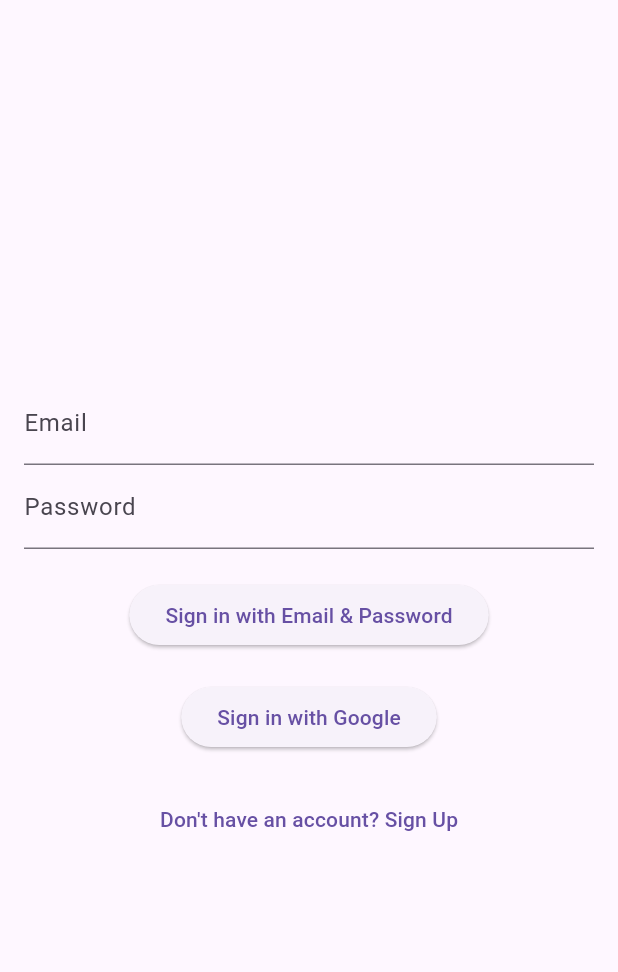
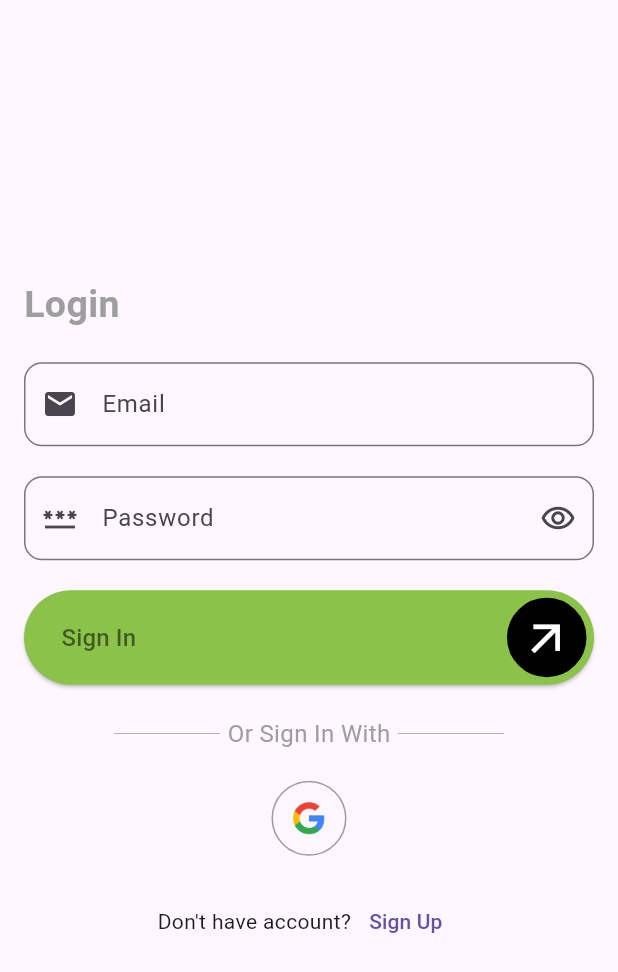
Before and after one commit to musharrafhamraz/FYP_FLutter, a Flutter app: the LoginScreen screen opened directly, on a phone screen of 412 x 824 dp. Shown: the top 972 px of the screen. Run offline on Flutter 3.47's test engine with Material 3 defaults, Android fonts, the phone set to English and light mode, and no system bars; our stand-ins replace camera, firebase_auth, firebase_core, google_fonts, google_sign_in; missing offline and left inert: tflite_v2; accounts and stored records are empty; network calls fail.

Commit message:
design for login and sign up has been completed.

```diff
--- a/lib/auth/login_screen.dart
+++ b/lib/auth/login_screen.dart
@@ -1,4 +1,6 @@
 import 'package:dtreatyflutter/auth/signup_screen.dart';
+import 'package:dtreatyflutter/components/divider.dart';
+import 'package:dtreatyflutter/components/naviagtion_button.dart';
 import 'package:dtreatyflutter/pages/home_screen.dart';
 import 'package:flutter/material.dart';
 import 'package:firebase_auth/firebase_auth.dart';
@@ -13,6 +15,7 @@ class LoginScreen extends StatefulWidget {
 
 class _LoginScreenState extends State<LoginScreen> {
   final FirebaseAuth _auth = FirebaseAuth.instance;
+  final _obscureText = true;
   final _emailController = TextEditingController();
   final _passwordController = TextEditingController();
   bool _isLoading = false;
@@ -69,39 +72,107 @@ class _LoginScreenState extends State<LoginScreen> {
   Widget build(BuildContext context) {
     return Scaffold(
       body: _isLoading
-          ? Center(child: CircularProgressIndicator())
+          ? const Center(child: CircularProgressIndicator())
           : Padding(
               padding: const EdgeInsets.all(16.0),
               child: Column(
                 mainAxisAlignment: MainAxisAlignment.center,
+                crossAxisAlignment: CrossAxisAlignment.start,
                 children: [
+                  const Text(
+                    'Login',
+                    style: TextStyle(
+                      fontSize: 25,
+                      color: Colors.grey,
+                      fontWeight: FontWeight.bold,
+                    ),
+                  ),
+                  const SizedBox(
+                    height: 20,
+                  ),
                   TextField(
                     controller: _emailController,
-                    decoration: InputDecoration(labelText: 'Email'),
+                    decoration: InputDecoration(
+                      labelText: 'Email',
+                      prefixIcon: const Icon(Icons.mail),
+                      border: const OutlineInputBorder().copyWith(
+                        borderRadius: BorderRadius.circular(12),
+                        borderSide:
+                            const BorderSide(width: 1, color: Colors.black),
+                      ),
+                    ),
+                  ),
+                  const SizedBox(
+                    height: 20,
                   ),
                   TextField(
                     controller: _passwordController,
-                    decoration: InputDecoration(labelText: 'Password'),
-                    obscureText: true,
+                    decoration: InputDecoration(
+                      labelText: 'Password',
+                      prefixIcon: const Icon(Icons.password),
+                      border: const OutlineInputBorder().copyWith(
+                        borderRadius: BorderRadius.circular(12),
+                        borderSide:
+                            const BorderSide(width: 1, color: Colors.black),
+                      ),
+                      suffixIcon: IconButton(
+                        onPressed: () {
+                          setState(() {
+                            _obscureText != _obscureText; // Toggle obscureText
+                          });
+                        },
+                        icon: Icon(
+                          _obscureText
+                              ? Icons.remove_red_eye_outlined
+                              : Icons.remove_red_eye,
+                        ),
+                      ),
+                    ),
+                    obscureText: _obscureText,
                   ),
-                  SizedBox(height: 20),
-                  ElevatedButton(
-                    onPressed: _signInWithEmailPassword,
-                    child: Text('Sign in with Email & Password'),
+                  const SizedBox(height: 20),
+                  NaviagtionButton(
+                    buttonText: "Sign In",
+                    onPressed: () {
+                      _signInWithEmailPassword();
+                    },
                   ),
-                  SizedBox(height: 20),
-                  ElevatedButton(
-                    onPressed: _signInWithGoogle,
-                    child: Text('Sign in with Google'),
+                  const SizedBox(height: 20),
+                  const TFormDivider(dividerText: 'Or Sign In With'),
+                  const SizedBox(height: 20),
+                  Container(
+                    alignment: Alignment.center,
+                    child: Container(
+                      decoration: BoxDecoration(
+                        border: Border.all(color: Colors.grey),
+                        borderRadius: BorderRadius.circular(100),
+                      ),
+                      child: IconButton(
+                        onPressed: () {
+                          _signInWithGoogle();
+                        },
+                        icon: const Image(
+                          width: 30,
+                          height: 30,
+                          image: AssetImage("assets/images/google-icon.png"),
+                        ),
+                      ),
+                    ),
                   ),
-                  SizedBox(height: 20),
-                  TextButton(
-                    onPressed: () {
-                      Navigator.of(context).push(
-                        MaterialPageRoute(builder: (context) => SignUpScreen()),
-                      );
-                    },
-                    child: Text('Don\'t have an account? Sign Up'),
+                  const SizedBox(height: 20),
+                  Row(
+                    mainAxisAlignment: MainAxisAlignment.center,
+                    children: [
+                      const Text('Don\'t have account?'),
+                      TextButton(
+                          onPressed: () {
+                            Navigator.of(context).push(
+                              MaterialPageRoute(
+                                  builder: (context) => const SignUpScreen()),
+                            );
+                          },
+                          child: const Text('Sign Up')),
+                    ],
                   ),
                 ],
               ),
--- /dev/null
+++ b/lib/components/divider.dart
@@ -0,0 +1,37 @@
+import 'package:flutter/material.dart';
+
+class TFormDivider extends StatelessWidget {
+  const TFormDivider({
+    super.key,
+    required this.dividerText,
+  });
+
+  final String dividerText;
+
+  @override
+  Widget build(BuildContext context) {
+    return Row(
+      mainAxisAlignment: MainAxisAlignment.center,
+      children: [
+        const Flexible(
+            child: Divider(
+          color: Colors.grey,
+          thickness: 0.5,
+          indent: 60,
+          endIndent: 5,
+        )),
+        Text(
+          dividerText,
+          style: const TextStyle(fontSize: 16, color: Colors.grey),
+        ),
+        const Flexible(
+            child: Divider(
+          color: Colors.grey,
+          thickness: 0.5,
+          indent: 5,
+          endIndent: 60,
+        ))
+      ],
+    );
+  }
+}
--- a/lib/main.dart
+++ b/lib/main.dart
@@ -13,7 +13,7 @@ void main() async {
   await Firebase.initializeApp();
 
   // Fetch weather data once during app initialization
-  globalWeatherData = await WeatherService().fetchWeatherData(35.92, 74.30);
+  // globalWeatherData = await WeatherService().fetchWeatherData(35.92, 74.30);
 
   runApp(const MyApp());
 }
```
Also changed, not shown: lib/auth/signup_screen.dart (+53 -10 lines), lib/pages/home_screen.dart (+12 -0 lines), assets/images/google-icon.png (added).
